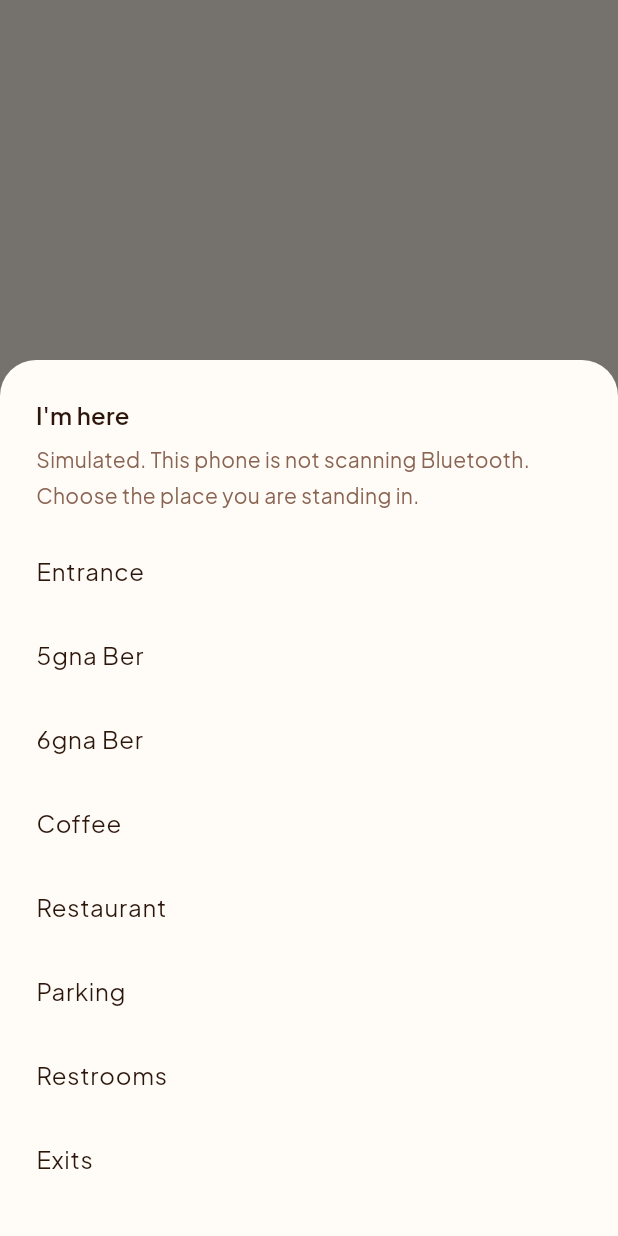
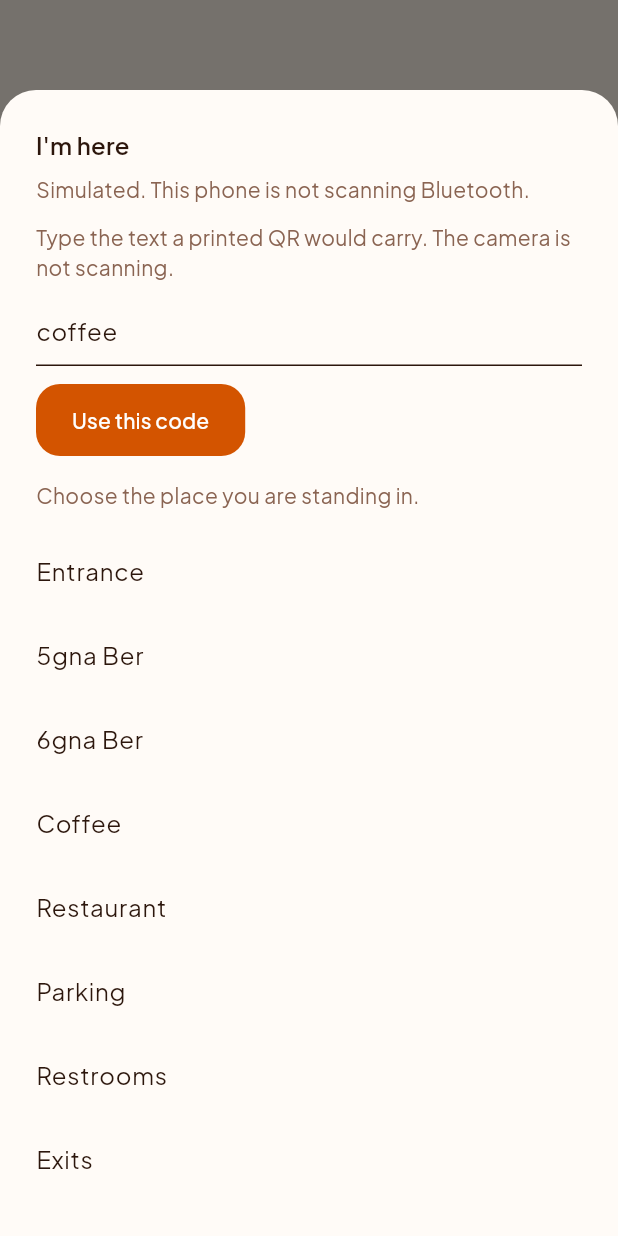
Before and after one commit to mr-Ayalk/Negarit_AI_Mobile_App, a Flutter app: what showSimulatedPlaces() shows on an empty page, opened directly, on a phone screen of 412 x 824 dp. Run offline on Flutter 3.47's test engine with Material 3 defaults, Android fonts, the phone set to English and light mode, and no system bars; our stand-ins replace flutter_riverpod, go_router, google_maps_flutter, shared_preferences; accounts and stored records are empty; network calls fail.

Commit message:
feat(mobile): open a place from the text a printed QR would carry
I'm here accepts a place code and refuses one that is not on this visit. The camera does not scan.

Co-authored-by: Cursor <cursoragent@cursor.com>

```diff
--- a/mobile/lib/features/beacons/presentation/presence_sheet.dart
+++ b/mobile/lib/features/beacons/presentation/presence_sheet.dart
@@ -3,7 +3,9 @@ import 'package:flutter_riverpod/flutter_riverpod.dart';
 import 'package:go_router/go_router.dart';
 import 'package:negarit_mobile/core/theme/negarit_colors.dart';
 import 'package:negarit_mobile/core/theme/negarit_spacing.dart';
+import 'package:negarit_mobile/core/widgets/negarit_button.dart';
 import 'package:negarit_mobile/features/beacons/data/beacon_engine.dart';
+import 'package:negarit_mobile/features/beacons/data/place_code.dart';
 import 'package:negarit_mobile/features/beacons/data/presence_controller.dart';
 import 'package:negarit_mobile/features/visit/data/visit_places.dart';
 import 'package:negarit_mobile/l10n/app_localizations.dart';
@@ -17,13 +19,58 @@ Future<void> showSimulatedPlaces(BuildContext hostContext) {
       borderRadius: BorderRadius.vertical(top: Radius.circular(24)),
     ),
     builder: (context) {
+      return _SimulatedPlacesSheet(hostContext: hostContext);
+    },
+  );
+}
+
+class _SimulatedPlacesSheet extends ConsumerStatefulWidget {
+  const _SimulatedPlacesSheet({required this.hostContext});
+
+  final BuildContext hostContext;
+
+  @override
+  ConsumerState<_SimulatedPlacesSheet> createState() =>
+      _SimulatedPlacesSheetState();
+}
+
+class _SimulatedPlacesSheetState extends ConsumerState<_SimulatedPlacesSheet> {
+  final _code = TextEditingController();
+  var _unknown = false;
+
+  @override
+  void dispose() {
+    _code.dispose();
+    super.dispose();
+  }
+
+  void _open(String slug) {
+    ref.read(presenceProvider.notifier).choose(slug);
+    Navigator.of(context).pop();
+    widget.hostContext.push('/place/$slug');
+  }
+
+  void _useCode() {
+    final slug = placeSlugFromCode(_code.text);
+    if (slug == null) {
+      setState(() => _unknown = true);
+      return;
+    }
+    _open(slug);
+  }
+
+  @override
+  Widget build(BuildContext context) {
     final l10n = AppLocalizations.of(context);
     final languageCode = Localizations.localeOf(context).languageCode;
-      return Consumer(
-        builder: (context, ref, child) {
     return SafeArea(
       child: SingleChildScrollView(
-              padding: const EdgeInsets.all(NegaritSpacing.lg),
+        padding: EdgeInsets.fromLTRB(
+          NegaritSpacing.lg,
+          NegaritSpacing.lg,
+          NegaritSpacing.lg,
+          NegaritSpacing.lg + MediaQuery.viewInsetsOf(context).bottom,
+        ),
         child: Column(
           mainAxisSize: MainAxisSize.min,
           crossAxisAlignment: CrossAxisAlignment.start,
@@ -41,7 +88,37 @@ Future<void> showSimulatedPlaces(BuildContext hostContext) {
                 color: NegaritColors.textSecondary,
               ),
             ),
-                  const SizedBox(height: NegaritSpacing.xxs),
+            const SizedBox(height: NegaritSpacing.sm),
+            Text(
+              l10n.placeCodeHelp,
+              style: Theme.of(context).textTheme.bodyMedium?.copyWith(
+                color: NegaritColors.textSecondary,
+              ),
+            ),
+            const SizedBox(height: NegaritSpacing.xs),
+            TextField(
+              controller: _code,
+              decoration: InputDecoration(hintText: l10n.placeCodeHint),
+              textInputAction: TextInputAction.done,
+              onChanged: (_) {
+                if (_unknown) {
+                  setState(() => _unknown = false);
+                }
+              },
+              onSubmitted: (_) => _useCode(),
+            ),
+            if (_unknown) ...[
+              const SizedBox(height: NegaritSpacing.xs),
+              Text(
+                l10n.placeCodeUnknown,
+                style: Theme.of(context).textTheme.bodyMedium?.copyWith(
+                  color: NegaritColors.primaryDark,
+                ),
+              ),
+            ],
+            const SizedBox(height: NegaritSpacing.sm),
+            NegaritButton(label: l10n.placeCodeUse, onPressed: _useCode),
+            const SizedBox(height: NegaritSpacing.md),
             Text(
               l10n.beaconChoose,
               style: Theme.of(context).textTheme.bodyMedium?.copyWith(
@@ -53,20 +130,13 @@ Future<void> showSimulatedPlaces(BuildContext hostContext) {
               ListTile(
                 contentPadding: EdgeInsets.zero,
                 title: Text(place.nameFor(languageCode)),
-                      onTap: () {
-                        ref.read(presenceProvider.notifier).choose(place.slug);
-                        Navigator.of(context).pop();
-                        hostContext.push('/place/${place.slug}');
-                      },
+                onTap: () => _open(place.slug),
               ),
           ],
         ),
       ),
     );
-        },
-      );
-    },
-  );
+  }
 }
 
 String presenceMessage(
--- a/mobile/lib/l10n/app_am.arb
+++ b/mobile/lib/l10n/app_am.arb
@@ -104,5 +104,9 @@
   "facilityOpen": "ቦታውን ክፈት",
   "guideUnknown": "ይህ በጉብኝቱ ዝርዝር ውስጥ የለም። የተረጋገጠ የሙዚየም ምንጭ አልተጫነም።",
   "guideSource": "ከጉብኝቱ ዝርዝር። የተረጋገጠ የሙዚየም ምንጭ አይደለም።",
-  "guideLocal": "የጉብኝት አገልግሎቱ ስላልተደረሰ በዚህ ስልክ ላይ ተመልሷል።"
+  "guideLocal": "የጉብኝት አገልግሎቱ ስላልተደረሰ በዚህ ስልክ ላይ ተመልሷል።",
+  "placeCodeHelp": "የታተመ QR የሚይዘውን ጽሑፍ ይጻፉ። ካሜራው አይቃኝም።",
+  "placeCodeHint": "coffee",
+  "placeCodeUse": "ይህን ኮድ ተጠቀም",
+  "placeCodeUnknown": "ይህ ኮድ በዚህ ጉብኝት ላይ ያለ ቦታ አይደለም።"
 }
--- a/mobile/lib/l10n/app_ar.arb
+++ b/mobile/lib/l10n/app_ar.arb
@@ -104,5 +104,9 @@
   "facilityOpen": "افتح المكان",
   "guideUnknown": "هذا ليس في قائمة الزيارة. لم يُحمَّل مصدر متحف مراجع.",
   "guideSource": "من قائمة الزيارة. ليس مصدر متحف مراجعاً.",
-  "guideLocal": "أُجيب على هذا الهاتف لأن خدمة الدليل لم تُبلغ."
+  "guideLocal": "أُجيب على هذا الهاتف لأن خدمة الدليل لم تُبلغ.",
+  "placeCodeHelp": "اكتب النص الذي يحمله رمز QR المطبوع. الكاميرا لا تمسح.",
+  "placeCodeHint": "coffee",
+  "placeCodeUse": "استخدم هذا الرمز",
+  "placeCodeUnknown": "هذا الرمز ليس مكاناً في هذه الزيارة."
 }
--- a/mobile/lib/l10n/app_en.arb
+++ b/mobile/lib/l10n/app_en.arb
@@ -120,5 +120,9 @@
   "facilityOpen": "Open place",
   "guideUnknown": "That is not in the visit list. A reviewed museum source is not loaded.",
   "guideSource": "From the visit list. Not a reviewed museum source.",
-  "guideLocal": "Answered on this phone because the guide service was not reached."
+  "guideLocal": "Answered on this phone because the guide service was not reached.",
+  "placeCodeHelp": "Type the text a printed QR would carry. The camera is not scanning.",
+  "placeCodeHint": "coffee",
+  "placeCodeUse": "Use this code",
+  "placeCodeUnknown": "That code is not a place on this visit."
 }
--- a/mobile/lib/l10n/app_localizations.dart
+++ b/mobile/lib/l10n/app_localizations.dart
@@ -699,6 +699,30 @@ abstract class AppLocalizations {
   /// In en, this message translates to:
   /// **'Answered on this phone because the guide service was not reached.'**
   String get guideLocal;
+
+  /// No description provided for @placeCodeHelp.
+  ///
+  /// In en, this message translates to:
+  /// **'Type the text a printed QR would carry. The camera is not scanning.'**
+  String get placeCodeHelp;
+
+  /// No description provided for @placeCodeHint.
+  ///
+  /// In en, this message translates to:
+  /// **'coffee'**
+  String get placeCodeHint;
+
+  /// No description provided for @placeCodeUse.
+  ///
+  /// In en, this message translates to:
+  /// **'Use this code'**
+  String get placeCodeUse;
+
+  /// No description provided for @placeCodeUnknown.
+  ///
+  /// In en, this message translates to:
+  /// **'That code is not a place on this visit.'**
+  String get placeCodeUnknown;
 }
 
 class _AppLocalizationsDelegate
--- a/mobile/lib/l10n/app_localizations_en.dart
+++ b/mobile/lib/l10n/app_localizations_en.dart
@@ -332,4 +332,17 @@ class AppLocalizationsEn extends AppLocalizations {
   @override
   String get guideLocal =>
       'Answered on this phone because the guide service was not reached.';
+
+  @override
+  String get placeCodeHelp =>
+      'Type the text a printed QR would carry. The camera is not scanning.';
+
+  @override
+  String get placeCodeHint => 'coffee';
+
+  @override
+  String get placeCodeUse => 'Use this code';
+
+  @override
+  String get placeCodeUnknown => 'That code is not a place on this visit.';
 }
```
Also changed, not shown: mobile/lib/features/beacons/data/place_code.dart (added, +30 -0 lines), mobile/lib/l10n/app_localizations_am.dart (+12 -0 lines), mobile/lib/l10n/app_localizations_ar.dart (+13 -0 lines), 5 other files. Lines whose indentation alone changed are shown as unchanged.
